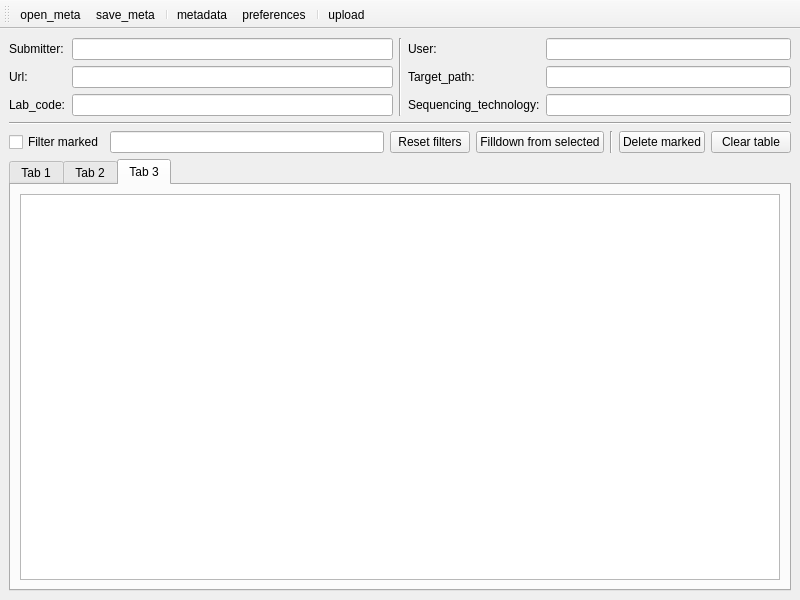
The window that ui/mw.ui (genomic-medicine-sweden/GMS-uploader) describes before a commit, drawn with Qt 5.
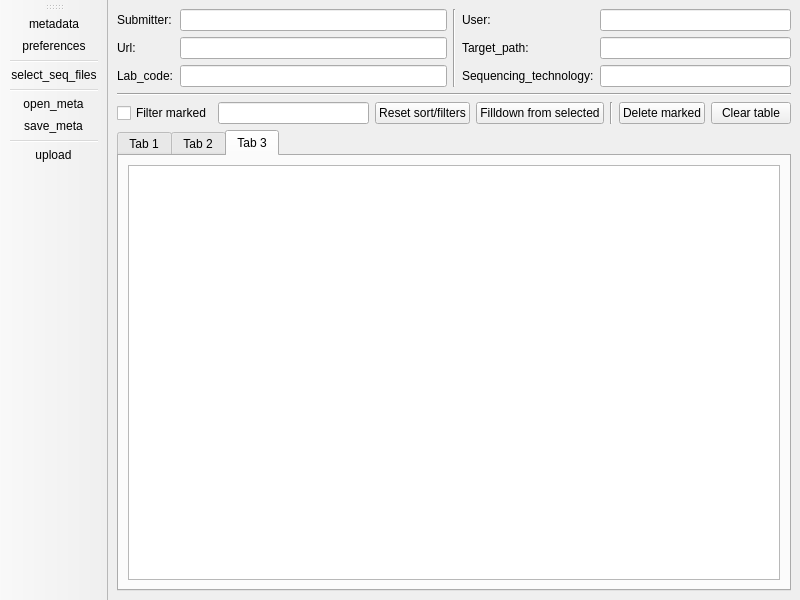
The same window after the commit.

Commit message: fixes + working marked filter

Diff of the .ui file:
```diff
--- a/ui/mw.ui
+++ b/ui/mw.ui
@@ -183,7 +183,7 @@
           <item row="2" column="6">
            <widget class="QPushButton" name="pushButton_resetfilters">
             <property name="text">
-             <string>Reset filters</string>
+             <string>Reset sort/filters</string>
             </property>
            </widget>
           </item>
@@ -254,17 +254,19 @@
     <string>toolBar</string>
    </property>
    <attribute name="toolBarArea">
-    <enum>TopToolBarArea</enum>
+    <enum>LeftToolBarArea</enum>
    </attribute>
    <attribute name="toolBarBreak">
     <bool>false</bool>
    </attribute>
-   <addaction name="action_open_meta"/>
-   <addaction name="actionsave_meta"/>
-   <addaction name="separator"/>
    <addaction name="actionmetadata"/>
    <addaction name="actionpreferences"/>
    <addaction name="separator"/>
+   <addaction name="actionselect_seq_files"/>
+   <addaction name="separator"/>
+   <addaction name="action_open_meta"/>
+   <addaction name="actionsave_meta"/>
+   <addaction name="separator"/>
    <addaction name="actionupload"/>
   </widget>
   <action name="actionData">
@@ -323,6 +325,14 @@
     <string>Upload</string>
    </property>
   </action>
+  <action name="actionselect_seq_files">
+   <property name="text">
+    <string>select_seq_files</string>
+   </property>
+   <property name="toolTip">
+    <string>select seq files</string>
+   </property>
+  </action>
  </widget>
  <resources/>
  <connections/>
```
The commit also changes 6 other files.
